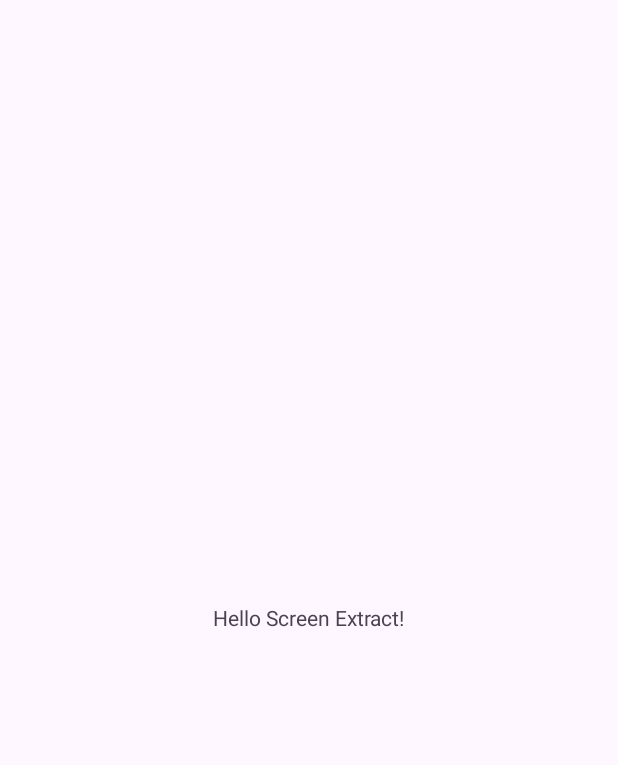
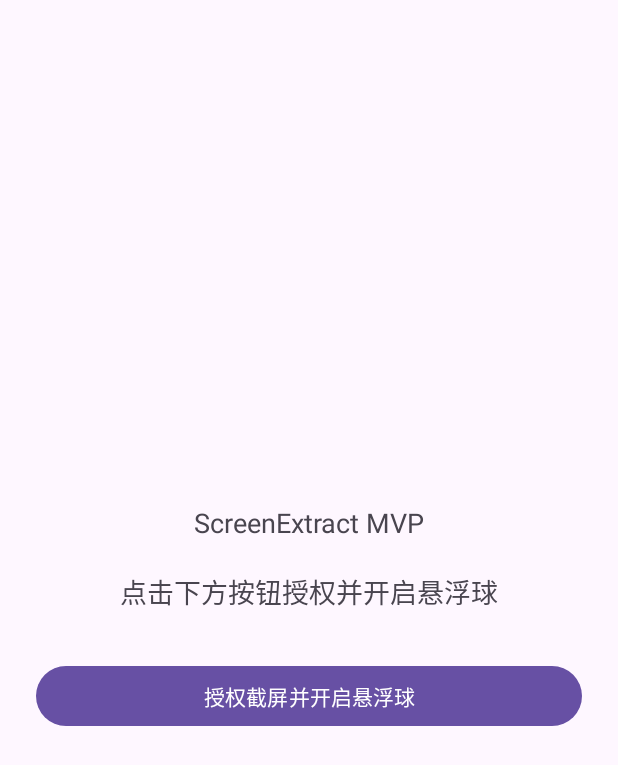
Before and after one commit to wen123456789-prog/screen-extract-mvp, an Android app: the screen it shows after launch (MainActivity), on a phone screen of 412 x 824 dp. Before the commit the part shown is almost empty. Shown: the top 765 px of the screen. Run offline under Robolectric (Android 15) with nearby library versions, the phone set to English and light mode, and no system bars.

Commit message:
Update activity_main.xml

```diff
--- a/app/src/main/res/layout/activity_main.xml
+++ b/app/src/main/res/layout/activity_main.xml
@@ -3,10 +3,20 @@
     android:layout_width="match_parent"
     android:layout_height="match_parent"
     android:gravity="center"
-    android:orientation="vertical">
+    android:orientation="vertical"
+    android:padding="24dp">
 
     <TextView
         android:layout_width="wrap_content"
         android:layout_height="wrap_content"
-        android:text="Hello Screen Extract!" />
+        android:text="ScreenExtract MVP\n\n点击下方按钮授权并开启悬浮球"
+        android:textAlignment="center"
+        android:textSize="18sp"
+        android:layout_marginBottom="32dp" />
+
+    <Button
+        android:id="@+id/btnStart"
+        android:layout_width="match_parent"
+        android:layout_height="wrap_content"
+        android:text="授权截屏并开启悬浮球" />
 </LinearLayout>
```
